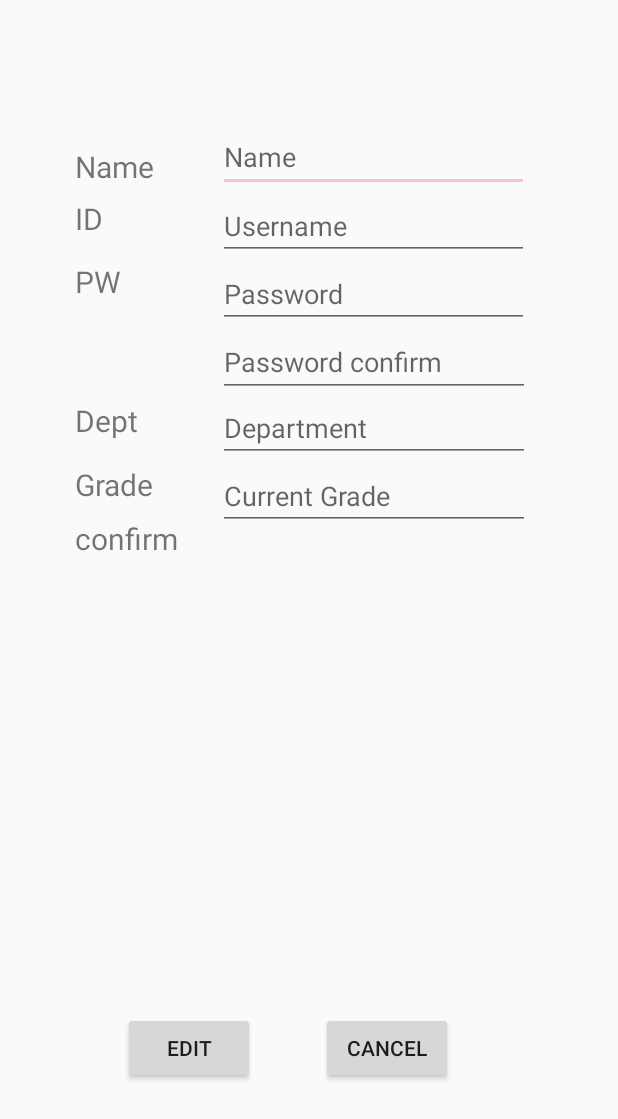
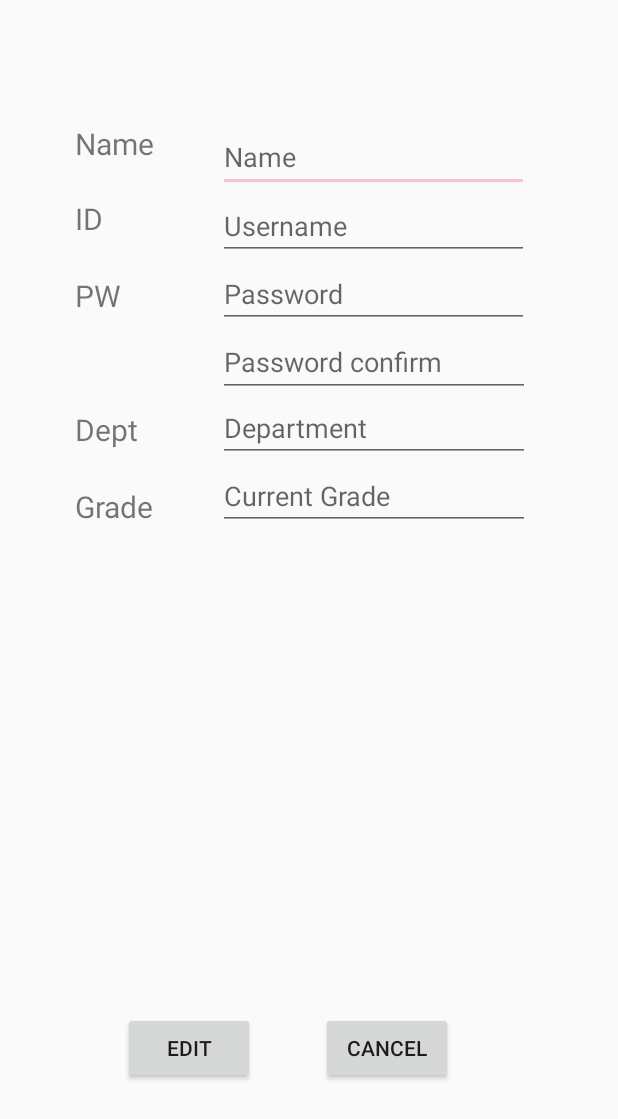
Before and after one commit to jeongkyeong/Timetable, an Android app: the EditProfile screen opened directly, with no data from a screen before it, on a phone screen of 412 x 824 dp. Shown: the top 1119 px of the screen. Run offline under Robolectric (Android 15) with nearby library versions, the phone set to English and light mode, and no system bars.

```diff
--- a/app/src/main/java/com/example/a4f/myapplication/EditProfile.java
+++ b/app/src/main/java/com/example/a4f/myapplication/EditProfile.java
@@ -6,14 +6,17 @@ import android.content.Intent;
 import android.os.AsyncTask;
 import android.os.Bundle;
 import android.support.v7.app.AppCompatActivity;
+import android.text.Editable;
+import android.text.TextWatcher;
 import android.util.Log;
 import android.view.View;
 import android.widget.EditText;
+import android.widget.ImageView;
 import android.widget.ListAdapter;
 import android.widget.ListView;
 import android.widget.SimpleAdapter;
 import android.widget.TextView;
-
+import android.widget.Button;
 
 import org.json.JSONArray;
 import org.json.JSONException;
@@ -50,8 +53,9 @@ public class EditProfile extends AppCompatActivity {
     private static final String TAG_PASSWORD ="password";
     private static final String TAG_DEPT ="dept";
     private static final String TAG_GRADE ="grade";
-
-
+    EditText name,password,userName,dept,grade,passwordConfirm;
+    ImageView img;
+    Button edit;
     ArrayList<HashMap<String, String>> mArrayList;
     ListView mlistView;
     String mJsonString;
@@ -63,9 +67,42 @@ public class EditProfile extends AppCompatActivity {
         super.onCreate(savedInstanceState);
         //setContentView(R.layout.edit);
         setContentView(R.layout.profile);
-
+        name=(EditText)findViewById(R.id.etName);
+        userName=(EditText)findViewById(R.id.etId);
+        password = (EditText) findViewById(R.id.etPW);
+        passwordConfirm = (EditText)findViewById(R.id.etPW2);
+        dept=(EditText)findViewById(R.id.etDept);
+        grade=(EditText)findViewById(R.id.etGrade);
         //mTextViewResult = (TextView)findViewById(R.id.textView_main_result);
         //mlistView = (ListView) findViewById(R.id.listView_main_list);
+        img = (ImageView)findViewById(R.id.imageView4);
+        edit = (Button)findViewById(R.id.btnEdit);
+
+        passwordConfirm.addTextChangedListener(new TextWatcher() {
+            @Override
+            public void beforeTextChanged(CharSequence charSequence, int i, int i1, int i2) {
+
+            }
+
+            @Override
+            public void onTextChanged(CharSequence charSequence, int i, int i1, int i2) {
+                if(password.getText().toString().equals(passwordConfirm.getText().toString())) {
+                    img.setVisibility(View.INVISIBLE);
+                    edit.setEnabled(true);
+                } else {
+
+                    img.setVisibility(View.VISIBLE);
+                    edit.setEnabled(false);
+                }
+            }
+
+            @Override
+            public void afterTextChanged(Editable editable) {
+
+            }
+        });
+
+
 
         mArrayList = new ArrayList<>();
         GetData task = new GetData();
@@ -239,18 +276,14 @@ public class EditProfile extends AppCompatActivity {
 
     }
     public void onEdit(View view){
-        EditText name,password,userName,dept,grade;
+
         String strName=getName;
         String strUN=getUsername;
         String strPW=getPassword;
         String strDept=getDept;
         String strgrade=getGrade;
 
-        name=(EditText)findViewById(R.id.etName);
-        userName=(EditText)findViewById(R.id.etId);
-        password = (EditText) findViewById(R.id.etPW);
-        dept=(EditText)findViewById(R.id.etDept);
-        grade=(EditText)findViewById(R.id.etGrade);
+
         if(name.getText().length()!=0){strName=name.getText().toString();}
         if(userName.getText().length()!=0){strUN = userName.getText().toString();}
         if(password.getText().length()!=0){strPW = password.getText().toString();}
@@ -262,15 +295,23 @@ public class EditProfile extends AppCompatActivity {
         BackgroundWorker backgroundWorker=new BackgroundWorker(this);
         backgroundWorker.execute(type,strName,strUN,strPW,strDept,strgrade);
         Intent i= new Intent(EditProfile.this,MyAccount.class);
+        i.putExtra("username",username);
         startActivity(i);
         finish();
 
     }
     public void onBackPressed() {
-        Intent i = new Intent(EditProfile.this, MainActivity.class);
+        Intent i = new Intent(EditProfile.this, NavActivity.class);
+        i.putExtra("username",username);
         startActivity(i);
         finish();
 
     }
+    public void btnEditCancelClick(View view) {
+        Intent i = new Intent(EditProfile.this, NavActivity.class);
+        i.putExtra("username",username);
+        startActivity(i);
+        finish();
+    }
 
 }
--- a/app/src/main/java/com/example/a4f/myapplication/MyAccount.java
+++ b/app/src/main/java/com/example/a4f/myapplication/MyAccount.java
@@ -25,7 +25,10 @@ public class MyAccount extends AppCompatActivity {
 
     @Override
     public void onBackPressed() {
-        super.onBackPressed();
+        Intent i = new Intent(MyAccount.this, NavActivity.class);
+        i.putExtra("username",username);
+        startActivity(i);
+        finish();
 
     }
 
--- a/app/src/main/java/com/example/a4f/myapplication/Register.java
+++ b/app/src/main/java/com/example/a4f/myapplication/Register.java
@@ -68,6 +68,7 @@ public class Register extends AppCompatActivity {
             public void onTextChanged(CharSequence charSequence, int i, int i1, int i2) {
                 if(password.getText().toString().equals(passwordConfirm.getText().toString())) {
                     img.setVisibility(View.INVISIBLE);
+                    join.setEnabled(true);
                 } else {
 
                     img.setVisibility(View.VISIBLE);
--- a/app/src/main/res/layout/profile.xml
+++ b/app/src/main/res/layout/profile.xml
@@ -28,7 +28,7 @@
         android:layout_width="wrap_content"
         android:layout_height="wrap_content"
         android:text="Cancel"
-
+        android:onClick="btnEditCancelClick"
         tools:layout_constraintBottom_creator="1"
         android:layout_marginStart="44dp"
         app:layout_constraintBottom_toBottomOf="parent"
@@ -147,21 +147,18 @@
         android:id="@+id/textView2"
         android:layout_width="0dp"
         android:layout_height="31dp"
-        android:text="confirm"
+        android:layout_marginEnd="3dp"
+        android:layout_marginRight="3dp"
+        android:layout_marginTop="8dp"
+        android:text="    "
         android:textSize="20sp"
-        app:layout_constraintRight_toLeftOf="@+id/etPW2"
+        app:layout_constraintHorizontal_bias="0.0"
+        app:layout_constraintLeft_toLeftOf="@+id/textView7"
+        app:layout_constraintRight_toRightOf="@+id/textView7"
+        app:layout_constraintTop_toBottomOf="@+id/textView7"
+        tools:layout_constraintLeft_creator="1"
         tools:layout_constraintRight_creator="1"
-        android:layout_marginEnd="3dp"
-        tools:layout_constraintLeft_creator="1"
-        app:layout_constraintLeft_toLeftOf="@+id/textView7"
-        android:layout_marginRight="3dp"
-        app:layout_constraintHorizontal_bias="0.0"
-        tools:layout_constraintTop_creator="1"
-        tools:layout_constraintBottom_creator="1"
-        app:layout_constraintBottom_toBottomOf="@+id/btnEdit"
-        android:layout_marginTop="217dp"
-        android:layout_marginBottom="218dp"
-        app:layout_constraintTop_toTopOf="parent" />
+        tools:layout_constraintTop_creator="1" />
 
     <TextView
         android:id="@+id/textView6"
@@ -172,7 +169,7 @@
         tools:layout_constraintTop_creator="1"
         tools:layout_constraintRight_creator="1"
         app:layout_constraintRight_toRightOf="@+id/textView9"
-        android:layout_marginTop="7dp"
+        android:layout_marginTop="16dp"
         app:layout_constraintTop_toBottomOf="@+id/textView9"
         tools:layout_constraintLeft_creator="1"
         app:layout_constraintLeft_toLeftOf="@+id/textView9"
@@ -187,7 +184,7 @@
         tools:layout_constraintTop_creator="1"
         tools:layout_constraintRight_creator="1"
         app:layout_constraintRight_toRightOf="@+id/textView7"
-        android:layout_marginTop="57dp"
+        android:layout_marginTop="54dp"
         app:layout_constraintTop_toBottomOf="@+id/textView7"
         tools:layout_constraintLeft_creator="1"
         app:layout_constraintLeft_toLeftOf="@+id/textView7"
@@ -202,7 +199,7 @@
         tools:layout_constraintTop_creator="1"
         tools:layout_constraintRight_creator="1"
         app:layout_constraintRight_toRightOf="@+id/textView4"
-        android:layout_marginTop="10dp"
+        android:layout_marginTop="19dp"
         app:layout_constraintTop_toBottomOf="@+id/textView4"
         tools:layout_constraintLeft_creator="1"
         app:layout_constraintLeft_toLeftOf="@+id/textView4"
@@ -221,7 +218,7 @@
         app:layout_constraintRight_toRightOf="@+id/textView3"
         android:layout_marginTop="50dp"
         tools:layout_constraintLeft_creator="1"
-        android:layout_marginBottom="57dp"
+        android:layout_marginBottom="53dp"
         app:layout_constraintLeft_toLeftOf="@+id/textView3"
         app:layout_constraintTop_toTopOf="@+id/etName"
         app:layout_constraintHorizontal_bias="0.0"
@@ -239,9 +236,24 @@
         app:layout_constraintLeft_toLeftOf="parent"
         app:layout_constraintTop_toTopOf="parent"
         android:layout_marginLeft="50dp"
-        android:layout_marginTop="97dp"
+        android:layout_marginTop="82dp"
         app:layout_constraintHorizontal_bias="0.0"
         android:layout_marginStart="50dp"
-        android:layout_marginRight="28dp" />
+        android:layout_marginRight="28dp"
+        android:layout_marginEnd="28dp" />
+
+    <ImageView
+        android:id="@+id/imageView4"
+        android:layout_width="wrap_content"
+        android:layout_height="wrap_content"
+        app:srcCompat="@android:drawable/ic_delete"
+        tools:layout_constraintTop_creator="1"
+        tools:layout_constraintRight_creator="1"
+        android:layout_marginEnd="3dp"
+        app:layout_constraintRight_toRightOf="@+id/etPW"
+        app:layout_constraintTop_toTopOf="@+id/etPW2"
+        android:layout_marginRight="-48dp"
+        android:layout_marginTop="8dp"
+        android:visibility="invisible"/>
 
 </android.support.constraint.ConstraintLayout>
```
